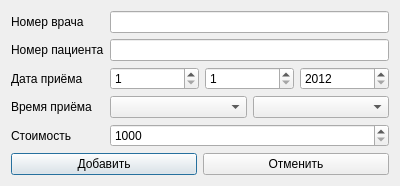
The window that addappointmentdialog.ui (skrine525/fefu-fds-coursework) describes before a commit, drawn with Qt 5.
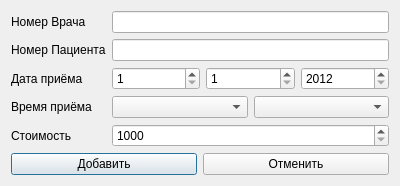
The same window after the commit.

Diff of the .ui file:
```diff
--- a/addappointmentdialog.ui
+++ b/addappointmentdialog.ui
@@ -33,7 +33,7 @@
      <item row="1" column="0">
       <widget class="QLabel" name="labelPatientPhone">
        <property name="text">
-        <string>Номер пациента</string>
+        <string>Номер Пациента</string>
        </property>
       </widget>
      </item>
@@ -104,7 +104,7 @@
      <item row="0" column="0">
       <widget class="QLabel" name="labelDoctorPhone">
        <property name="text">
-        <string>Номер врача</string>
+        <string>Номер Врача</string>
        </property>
       </widget>
      </item>
```
